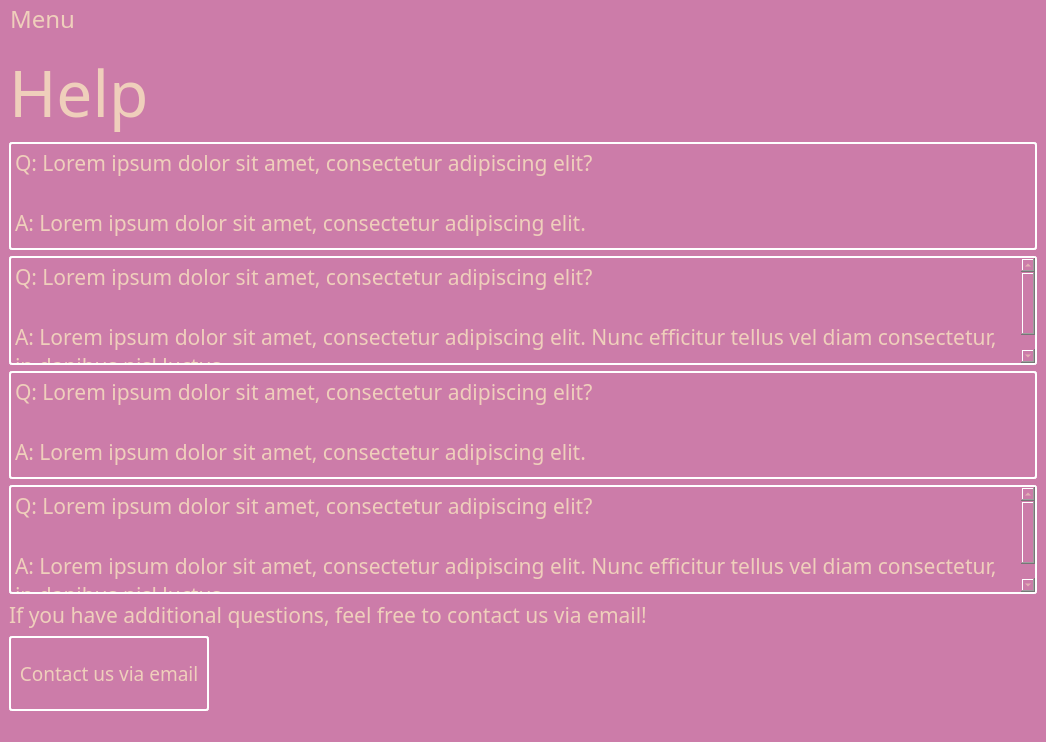
The window that breadnbutter/gui/petownerhelp.ui (jacksodl23/cs-205-pet-adoption) describes before a commit, drawn with Qt 5.
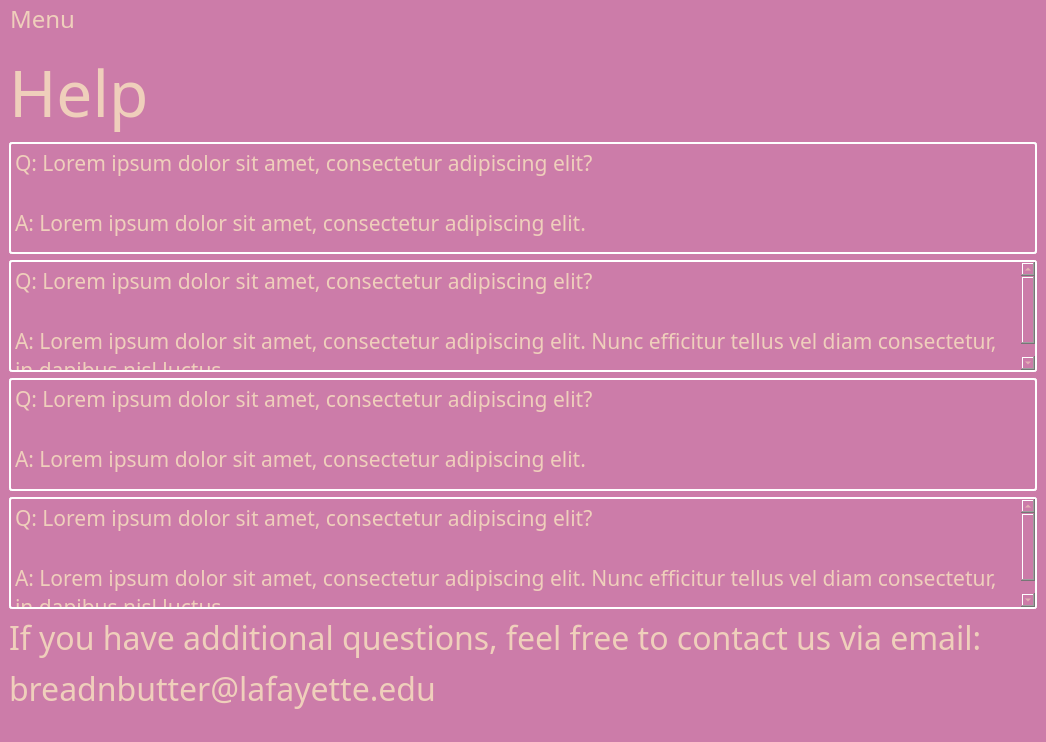
The same window after the commit.

```diff
--- a/breadnbutter/gui/petownerhelp.ui
+++ b/breadnbutter/gui/petownerhelp.ui
@@ -428,7 +428,7 @@
   <property name="font">
    <font>
     <family>Dyuthi</family>
-    <pointsize>14</pointsize>
+    <pointsize>20</pointsize>
    </font>
   </property>
   <property name="windowTitle">
@@ -1242,43 +1242,24 @@
       <property name="font">
        <font>
         <family>Dyuthi</family>
-        <pointsize>16</pointsize>
+        <pointsize>24</pointsize>
        </font>
       </property>
       <property name="text">
-       <string>If you have additional questions, feel free to contact us via email!</string>
+       <string>If you have additional questions, feel free to contact us via email:</string>
       </property>
      </widget>
     </item>
     <item>
-     <widget class="QPushButton" name="pushButton">
-      <property name="minimumSize">
-       <size>
-        <width>200</width>
-        <height>75</height>
-       </size>
-      </property>
-      <property name="maximumSize">
-       <size>
-        <width>150</width>
-        <height>16777215</height>
-       </size>
-      </property>
+     <widget class="QLabel" name="label_3">
       <property name="font">
        <font>
         <family>Dyuthi</family>
-        <pointsize>14</pointsize>
+        <pointsize>24</pointsize>
        </font>
       </property>
-      <property name="layoutDirection">
-       <enum>Qt::LeftToRight</enum>
-      </property>
-      <property name="styleSheet">
-       <string notr="true">border: 2px solid  white; 
-     border-radius: 3px;</string>
-      </property>
       <property name="text">
-       <string>Contact us via email</string>
+       <string>breadnbutter@lafayette.edu</string>
       </property>
      </widget>
     </item>
```
